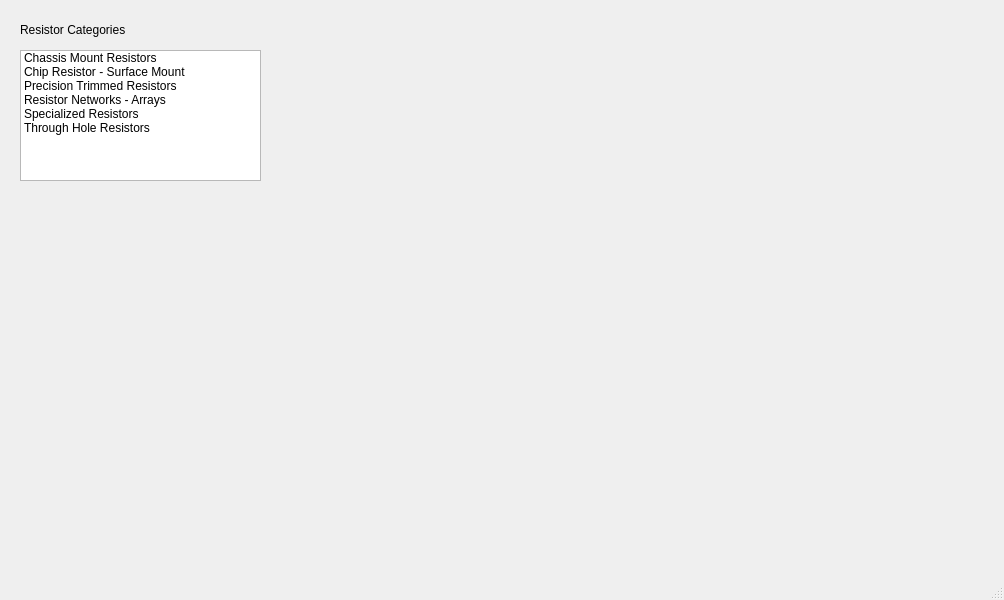
kagandikmen/Pick-a-Res, file mainwindow.ui: the form before one commit.
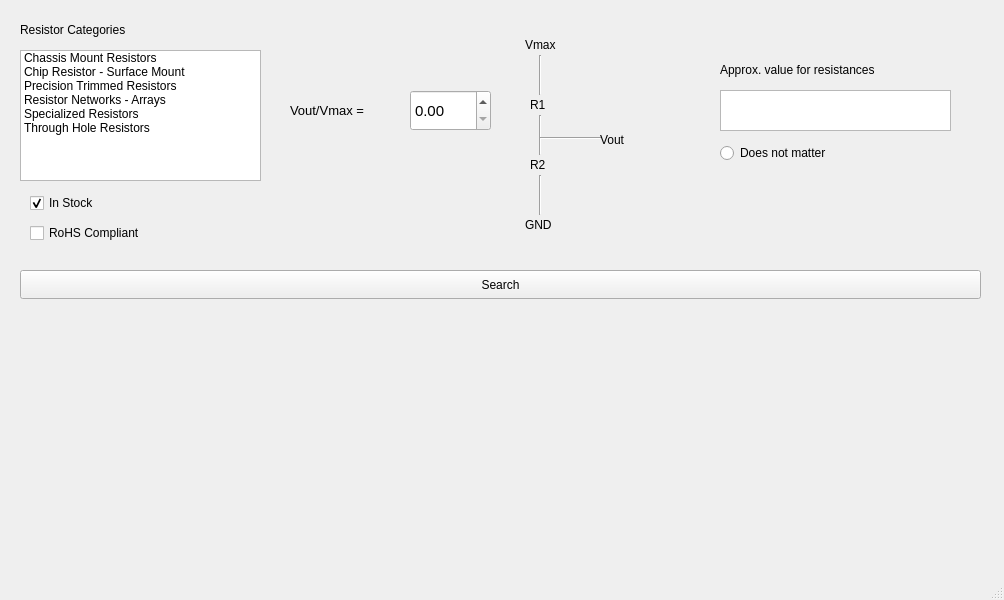
The form after the commit.

Commit message: added a value input interface to the gui and implemented its signal-slot interface with the backend

The edit to the form file:
```diff
--- a/mainwindow.ui
+++ b/mainwindow.ui
@@ -70,6 +70,234 @@
      <string>Resistor Categories</string>
     </property>
    </widget>
+   <widget class="QCheckBox" name="inStockCheckBox">
+    <property name="geometry">
+     <rect>
+      <x>30</x>
+      <y>190</y>
+      <width>93</width>
+      <height>26</height>
+     </rect>
+    </property>
+    <property name="text">
+     <string>In Stock</string>
+    </property>
+    <property name="checked">
+     <bool>true</bool>
+    </property>
+   </widget>
+   <widget class="QDoubleSpinBox" name="relationInputBox">
+    <property name="geometry">
+     <rect>
+      <x>410</x>
+      <y>90</y>
+      <width>81</width>
+      <height>41</height>
+     </rect>
+    </property>
+    <property name="font">
+     <font>
+      <pointsize>11</pointsize>
+     </font>
+    </property>
+   </widget>
+   <widget class="QLabel" name="relationInputLabel">
+    <property name="geometry">
+     <rect>
+      <x>290</x>
+      <y>100</y>
+      <width>101</width>
+      <height>20</height>
+     </rect>
+    </property>
+    <property name="font">
+     <font>
+      <pointsize>10</pointsize>
+     </font>
+    </property>
+    <property name="text">
+     <string>Vout/Vmax = </string>
+    </property>
+   </widget>
+   <widget class="Line" name="voltageDividerLine1">
+    <property name="geometry">
+     <rect>
+      <x>530</x>
+      <y>55</y>
+      <width>20</width>
+      <height>40</height>
+     </rect>
+    </property>
+    <property name="orientation">
+     <enum>Qt::Vertical</enum>
+    </property>
+   </widget>
+   <widget class="Line" name="voltageDividerLine2">
+    <property name="geometry">
+     <rect>
+      <x>530</x>
+      <y>115</y>
+      <width>20</width>
+      <height>40</height>
+     </rect>
+    </property>
+    <property name="orientation">
+     <enum>Qt::Vertical</enum>
+    </property>
+   </widget>
+   <widget class="Line" name="voltageDividerLine3">
+    <property name="geometry">
+     <rect>
+      <x>530</x>
+      <y>175</y>
+      <width>20</width>
+      <height>40</height>
+     </rect>
+    </property>
+    <property name="orientation">
+     <enum>Qt::Vertical</enum>
+    </property>
+   </widget>
+   <widget class="Line" name="voltageDividerLine4">
+    <property name="geometry">
+     <rect>
+      <x>540</x>
+      <y>130</y>
+      <width>61</width>
+      <height>16</height>
+     </rect>
+    </property>
+    <property name="orientation">
+     <enum>Qt::Horizontal</enum>
+    </property>
+   </widget>
+   <widget class="QLabel" name="voltageDividerLabel1">
+    <property name="geometry">
+     <rect>
+      <x>525</x>
+      <y>35</y>
+      <width>41</width>
+      <height>20</height>
+     </rect>
+    </property>
+    <property name="text">
+     <string>Vmax</string>
+    </property>
+   </widget>
+   <widget class="QLabel" name="voltageDividerLabel2">
+    <property name="geometry">
+     <rect>
+      <x>530</x>
+      <y>95</y>
+      <width>21</width>
+      <height>20</height>
+     </rect>
+    </property>
+    <property name="text">
+     <string>R1</string>
+    </property>
+   </widget>
+   <widget class="QLabel" name="voltageDividerLabel3">
+    <property name="geometry">
+     <rect>
+      <x>530</x>
+      <y>155</y>
+      <width>21</width>
+      <height>20</height>
+     </rect>
+    </property>
+    <property name="text">
+     <string>R2</string>
+    </property>
+   </widget>
+   <widget class="QLabel" name="voltageDividerLabel4">
+    <property name="geometry">
+     <rect>
+      <x>525</x>
+      <y>215</y>
+      <width>41</width>
+      <height>20</height>
+     </rect>
+    </property>
+    <property name="text">
+     <string>GND</string>
+    </property>
+   </widget>
+   <widget class="QLabel" name="voltageDividerLabel5">
+    <property name="geometry">
+     <rect>
+      <x>600</x>
+      <y>130</y>
+      <width>41</width>
+      <height>20</height>
+     </rect>
+    </property>
+    <property name="text">
+     <string>Vout</string>
+    </property>
+   </widget>
+   <widget class="QPlainTextEdit" name="approxValueTextInput">
+    <property name="geometry">
+     <rect>
+      <x>720</x>
+      <y>90</y>
+      <width>231</width>
+      <height>41</height>
+     </rect>
+    </property>
+   </widget>
+   <widget class="QLabel" name="approxValueLabel">
+    <property name="geometry">
+     <rect>
+      <x>720</x>
+      <y>60</y>
+      <width>201</width>
+      <height>20</height>
+     </rect>
+    </property>
+    <property name="text">
+     <string>Approx. value for resistances</string>
+    </property>
+   </widget>
+   <widget class="QRadioButton" name="doesNotMatterRadioButton">
+    <property name="geometry">
+     <rect>
+      <x>720</x>
+      <y>140</y>
+      <width>151</width>
+      <height>26</height>
+     </rect>
+    </property>
+    <property name="text">
+     <string>Does not matter</string>
+    </property>
+   </widget>
+   <widget class="QCheckBox" name="rohsCompliantCheckBox">
+    <property name="geometry">
+     <rect>
+      <x>30</x>
+      <y>220</y>
+      <width>151</width>
+      <height>26</height>
+     </rect>
+    </property>
+    <property name="text">
+     <string>RoHS Compliant</string>
+    </property>
+   </widget>
+   <widget class="QPushButton" name="searchButton">
+    <property name="geometry">
+     <rect>
+      <x>20</x>
+      <y>270</y>
+      <width>961</width>
+      <height>29</height>
+     </rect>
+    </property>
+    <property name="text">
+     <string>Search</string>
+    </property>
+   </widget>
   </widget>
   <widget class="QMenuBar" name="menubar">
    <property name="geometry">
```
The commit also changes 5 other files.
